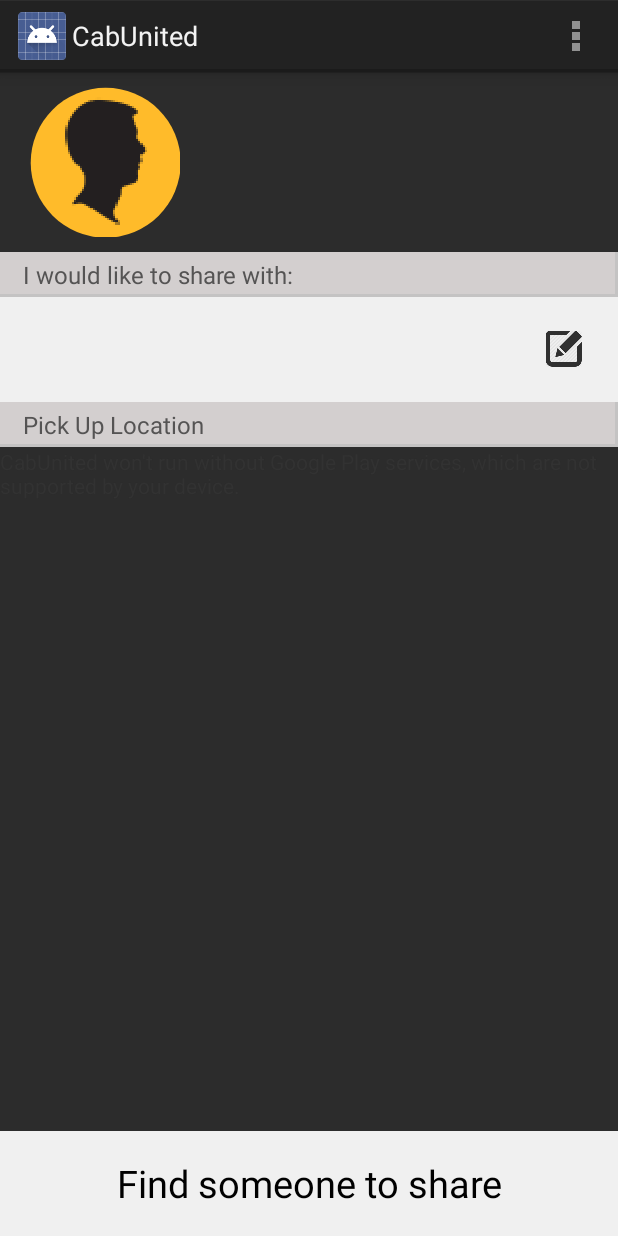
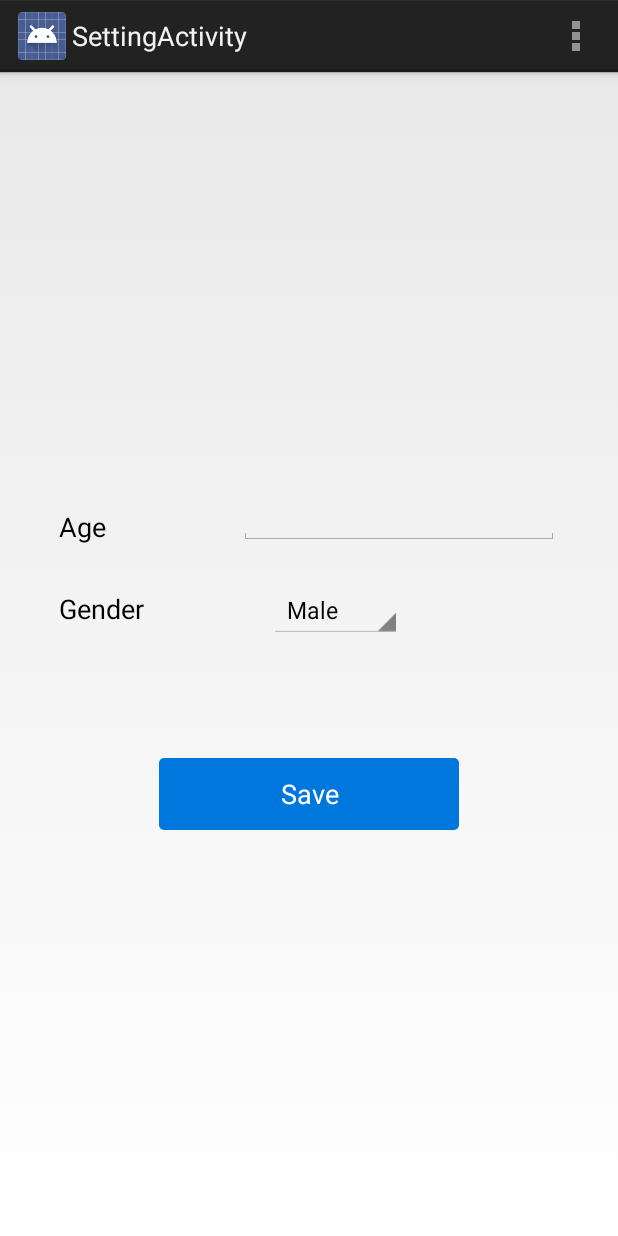
Before and after one commit to zhixing/cabrepublic_android, an Android app: the HomePageActivity screen opened directly, with no data from a screen before it, in the options menu, after a tap on "Settings", on a phone screen of 412 x 824 dp. Run offline under Robolectric (Android 15) with nearby library versions, the phone set to English and light mode, and no system bars; libraries missing offline, so code that uses them is left out: retrofit.android, retrofit.client, retrofit.converter; 12 statements that could not run were skipped.

Commit message:
setting activity fnished

```diff
--- a/CabRepublic/app/src/main/AndroidManifest.xml
+++ b/CabRepublic/app/src/main/AndroidManifest.xml
@@ -1,7 +1,7 @@
 <?xml version="1.0" encoding="utf-8"?>
 <manifest xmlns:android="http://schemas.android.com/apk/res/android"
     xmlns:tools="http://schemas.android.com/tools"
-    package="sg.edu.nus.cabrepublic">
+    package="sg.edu.nus.cabrepublic" >
 
     <uses-sdk tools:node="replace" />
 
@@ -37,10 +37,10 @@
         android:allowBackup="true"
         android:icon="@drawable/ic_launcher"
         android:label="@string/app_name"
-        android:theme="@style/AppTheme">
+        android:theme="@style/AppTheme" >
         <activity
             android:name=".LoginActivity"
-            android:label="@string/app_name">
+            android:label="@string/app_name" >
             <intent-filter>
                 <action android:name="android.intent.action.MAIN" />
 
@@ -49,7 +49,7 @@
         </activity>
         <activity
             android:name=".HomePageActivity"
-            android:label="@string/title_activity_home_page"></activity>
+            android:label="@string/title_activity_home_page" />
 
         <meta-data
             android:name="com.google.android.maps.v2.API_KEY"
@@ -60,13 +60,17 @@
 
         <activity
             android:name=".MatchedInfoActivity"
-            android:label="@string/title_activity_matched_info"></activity>
+            android:label="@string/title_activity_matched_info" />
         <activity
             android:name=".matchingProcessActivity"
-            android:label="@string/title_activity_matching_process"></activity>
+            android:label="@string/title_activity_matching_process" />
         <activity
             android:name=".PreferenceActivity"
-            android:label="@string/title_activity_preference"></activity>
+            android:label="@string/title_activity_preference" />
+        <activity
+            android:name=".SettingActivity"
+            android:label="@string/title_activity_setting" >
+        </activity>
     </application>
 
 </manifest>
--- a/CabRepublic/app/src/main/java/sg/edu/nus/cabrepublic/HomePageActivity.java
+++ b/CabRepublic/app/src/main/java/sg/edu/nus/cabrepublic/HomePageActivity.java
@@ -99,6 +99,8 @@ public class HomePageActivity extends Activity {
         // as you specify a parent activity in AndroidManifest.xml.
         int id = item.getItemId();
         if (id == R.id.action_settings) {
+            Intent intent = new Intent(HomePageActivity.this, SettingActivity.class);
+            startActivity(intent);
             return true;
         }
         return super.onOptionsItemSelected(item);
--- /dev/null
+++ b/CabRepublic/app/src/main/java/sg/edu/nus/cabrepublic/SettingActivity.java
@@ -0,0 +1,57 @@
+package sg.edu.nus.cabrepublic;
+
+import android.app.Activity;
+import android.os.Bundle;
+import android.view.Menu;
+import android.view.MenuItem;
+import android.view.View;
+import android.widget.ArrayAdapter;
+import android.widget.EditText;
+import android.widget.Spinner;
+import android.widget.Toast;
+
+
+public class SettingActivity extends Activity {
+
+    @Override
+    protected void onCreate(Bundle savedInstanceState) {
+        super.onCreate(savedInstanceState);
+        setContentView(R.layout.activity_setting);
+
+        Spinner spinner = (Spinner) findViewById(R.id.gender_content);
+        ArrayAdapter<CharSequence> adapter = ArrayAdapter.createFromResource(this,
+                R.array.gender_array, android.R.layout.simple_spinner_item);
+        adapter.setDropDownViewResource(android.R.layout.simple_spinner_dropdown_item);
+        spinner.setAdapter(adapter);
+    }
+
+
+    @Override
+    public boolean onCreateOptionsMenu(Menu menu) {
+        // Inflate the menu; this adds items to the action bar if it is present.
+        getMenuInflater().inflate(R.menu.setting, menu);
+        return true;
+    }
+
+    @Override
+    public boolean onOptionsItemSelected(MenuItem item) {
+        // Handle action bar item clicks here. The action bar will
+        // automatically handle clicks on the Home/Up button, so long
+        // as you specify a parent activity in AndroidManifest.xml.
+        int id = item.getItemId();
+        if (id == R.id.action_settings) {
+            return true;
+        }
+        return super.onOptionsItemSelected(item);
+    }
+
+    public void onSaveButtonClicked(View v) {
+        EditText ageField = (EditText) findViewById(R.id.age_content);
+        final int age = Integer.valueOf(ageField.getText().toString());
+        if (age < 0 || age > 100) {
+            Toast.makeText(this, "Age must be between 0 and 100.", Toast.LENGTH_LONG).show();
+        } else {
+
+        }
+    }
+}
--- /dev/null
+++ b/CabRepublic/app/src/main/res/layout/activity_setting.xml
@@ -0,0 +1,73 @@
+<?xml version="1.0" encoding="utf-8"?>
+<RelativeLayout xmlns:android="http://schemas.android.com/apk/res/android"
+    xmlns:tools="http://schemas.android.com/tools"
+    android:layout_width="match_parent"
+    android:layout_height="match_parent"
+    android:layout_margin="10dp"
+    tools:context="sg.edu.nus.cabrepublic.SettingActivity">
+
+    <ProgressBar
+        android:id="@+id/progress_circle"
+        android:layout_width="50dp"
+        android:layout_height="50dp"
+        android:layout_centerInParent="true"
+        android:indeterminate="true"
+        android:visibility="gone" />
+
+    <RelativeLayout
+        android:layout_width="wrap_content"
+        android:layout_height="wrap_content"
+        android:layout_centerInParent="true">
+
+        <TextView
+            android:id="@+id/age"
+            android:layout_width="wrap_content"
+            android:layout_height="wrap_content"
+            android:layout_alignParentLeft="true"
+            android:layout_marginTop="20dp"
+            android:text="Age"
+            android:textAppearance="?android:attr/textAppearanceMedium" />
+
+        <EditText
+            android:id="@+id/age_content"
+            android:layout_width="wrap_content"
+            android:layout_height="wrap_content"
+            android:layout_alignBottom="@+id/age"
+            android:layout_marginLeft="120dp"
+            android:ems="10"
+            android:inputType="number" />
+
+
+        <TextView
+            android:id="@+id/gender"
+            android:layout_width="wrap_content"
+            android:layout_height="wrap_content"
+            android:layout_alignParentLeft="true"
+            android:layout_marginTop="30dp"
+            android:text="Gender"
+            android:layout_below="@+id/age"
+            android:textAppearance="?android:attr/textAppearanceMedium" />
+
+        <Spinner
+            android:layout_width="wrap_content"
+            android:layout_height="wrap_content"
+            android:id="@+id/gender_content"
+            android:layout_alignBaseline="@+id/gender"
+            android:layout_marginLeft="140dp" />
+
+        <Button
+            android:layout_width="200dp"
+            android:layout_height="wrap_content"
+            android:layout_below="@+id/gender_content"
+            android:layout_centerHorizontal="true"
+            android:layout_marginTop="80dp"
+            android:background="@drawable/confirm_button_selector"
+            android:onClick="onSaveButtonClicked"
+            android:text="Save"
+            android:textColor="#FFFFFF" />
+
+
+    </RelativeLayout>
+
+
+</RelativeLayout>
--- /dev/null
+++ b/CabRepublic/app/src/main/res/menu/setting.xml
@@ -0,0 +1,8 @@
+<menu xmlns:android="http://schemas.android.com/apk/res/android"
+    xmlns:tools="http://schemas.android.com/tools"
+    tools:context="sg.edu.nus.cabrepublic.SettingActivity" >
+    <item android:id="@+id/action_settings"
+        android:title="@string/action_settings"
+        android:orderInCategory="100"
+        android:showAsAction="never" />
+</menu>
--- a/CabRepublic/app/src/main/res/values/strings.xml
+++ b/CabRepublic/app/src/main/res/values/strings.xml
@@ -17,5 +17,11 @@
         <item>Female Only</item>
     </string-array>
 
+    <string-array name="gender_array">
+        <item>Male</item>
+        <item>Female</item>
+    </string-array>
+
+    <string name="title_activity_setting">SettingActivity</string>
 
 </resources>
```
